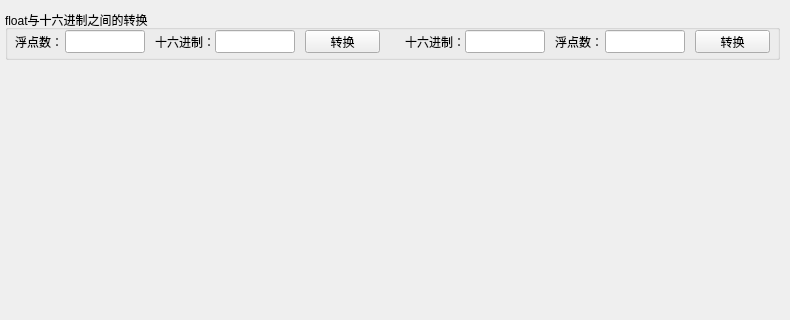
Old version of the form Plugins/UDPTest/datacheckform.ui in the repository TestingLife-Zhangjinkun/BusTest; both pictures show x 0 to 790 and y 0 to 320 of the 790 by 530 pixel window.
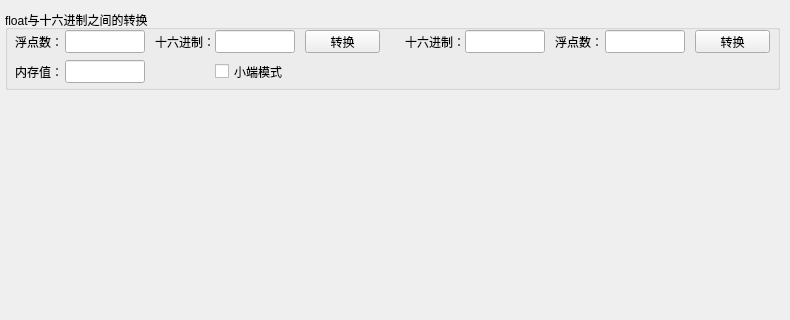
New version of the form.

Commit message:
Qt coding for floating point to hex conversion
Qt coding for floating point to hex conversion

What changed in the file:
```diff
--- a/Plugins/UDPTest/datacheckform.ui
+++ b/Plugins/UDPTest/datacheckform.ui
@@ -19,7 +19,7 @@
      <x>5</x>
      <y>10</y>
      <width>775</width>
-     <height>50</height>
+     <height>80</height>
     </rect>
    </property>
    <property name="title">
@@ -143,6 +143,42 @@
      <string>转换</string>
     </property>
    </widget>
+   <widget class="QLabel" name="label_5">
+    <property name="geometry">
+     <rect>
+      <x>10</x>
+      <y>50</y>
+      <width>50</width>
+      <height>23</height>
+     </rect>
+    </property>
+    <property name="text">
+     <string>内存值：</string>
+    </property>
+   </widget>
+   <widget class="QLineEdit" name="lineEdit_Float1_MemVal">
+    <property name="geometry">
+     <rect>
+      <x>60</x>
+      <y>50</y>
+      <width>80</width>
+      <height>23</height>
+     </rect>
+    </property>
+   </widget>
+   <widget class="QCheckBox" name="checkBox_LittleEndian">
+    <property name="geometry">
+     <rect>
+      <x>210</x>
+      <y>50</y>
+      <width>80</width>
+      <height>23</height>
+     </rect>
+    </property>
+    <property name="text">
+     <string>小端模式</string>
+    </property>
+   </widget>
   </widget>
  </widget>
  <resources/>
```
The commit also changes 2 other files.
